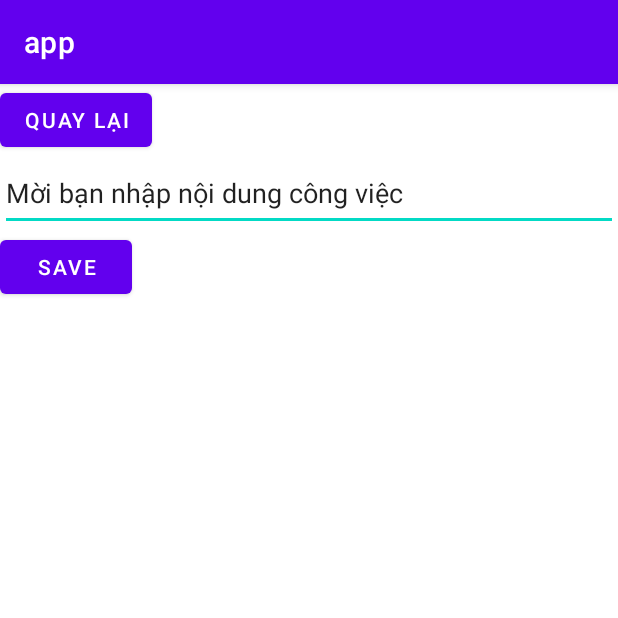
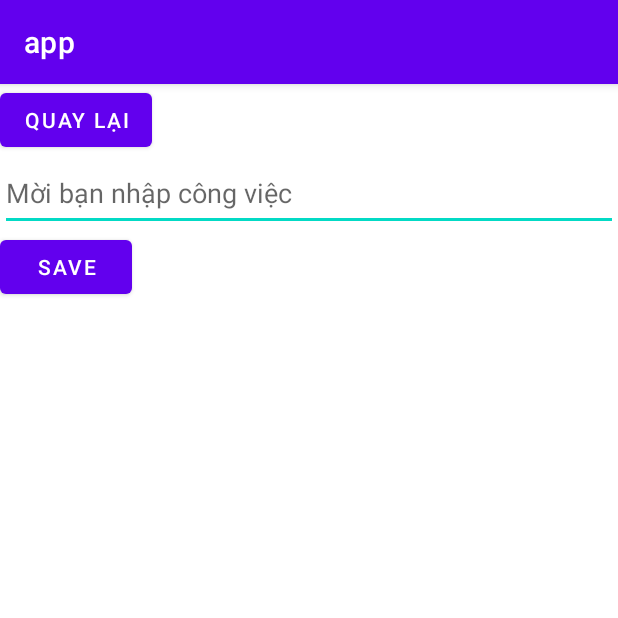
Before and after one commit to thang44hdai/toDoList, an Android app: the MainActivity2 screen opened directly, with no data from a screen before it, on a phone screen of 412 x 824 dp, the top half of it. Run offline under Robolectric (Android 15) with nearby library versions, the phone set to English and light mode, and no system bars.

Commit message:
Update activity_main2.xml

```diff
--- a/app/src/main/res/layout/activity_main2.xml
+++ b/app/src/main/res/layout/activity_main2.xml
@@ -17,7 +17,8 @@
         android:layout_below="@+id/btnBack"
         android:layout_width="match_parent"
         android:layout_height="50dp"
-        android:text="Mời bạn nhập nội dung công việc" />
+        android:hint="Mời bạn nhập công việc"
+         />
 
     <Button
         android:id="@+id/btnSave"
```
